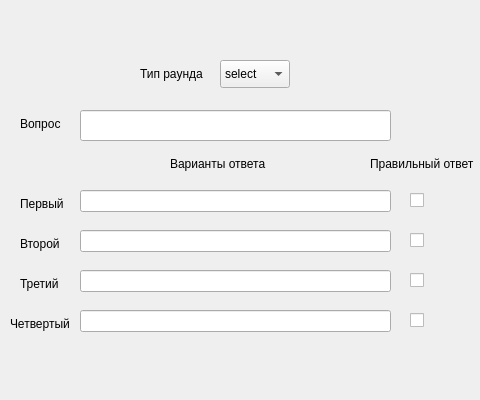
Above: Gui_Form/ui_question_round.ui from BabaYagaJW/ScorodumCreator before the change; both pictures show x 0 to 480 and y 0 to 400 of the 756 by 400 pixel window. Below: the same form after it.
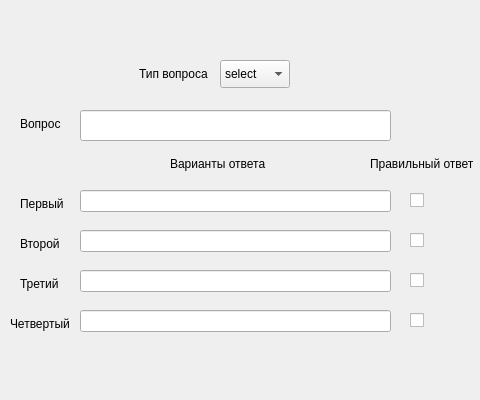
That is the form after the change.

```diff
--- a/Gui_Form/ui_question_round.ui
+++ b/Gui_Form/ui_question_round.ui
@@ -58,14 +58,14 @@
   <widget class="QLabel" name="label_22">
    <property name="geometry">
     <rect>
-     <x>140</x>
+     <x>139</x>
      <y>60</y>
-     <width>70</width>
+     <width>71</width>
      <height>28</height>
     </rect>
    </property>
    <property name="text">
-    <string>Тип раунда</string>
+    <string>Тип вопроса</string>
    </property>
   </widget>
   <widget class="QComboBox" name="Type_Quest">
```
Left out of the diff: 5 changed lines with no effect on the pictures.
